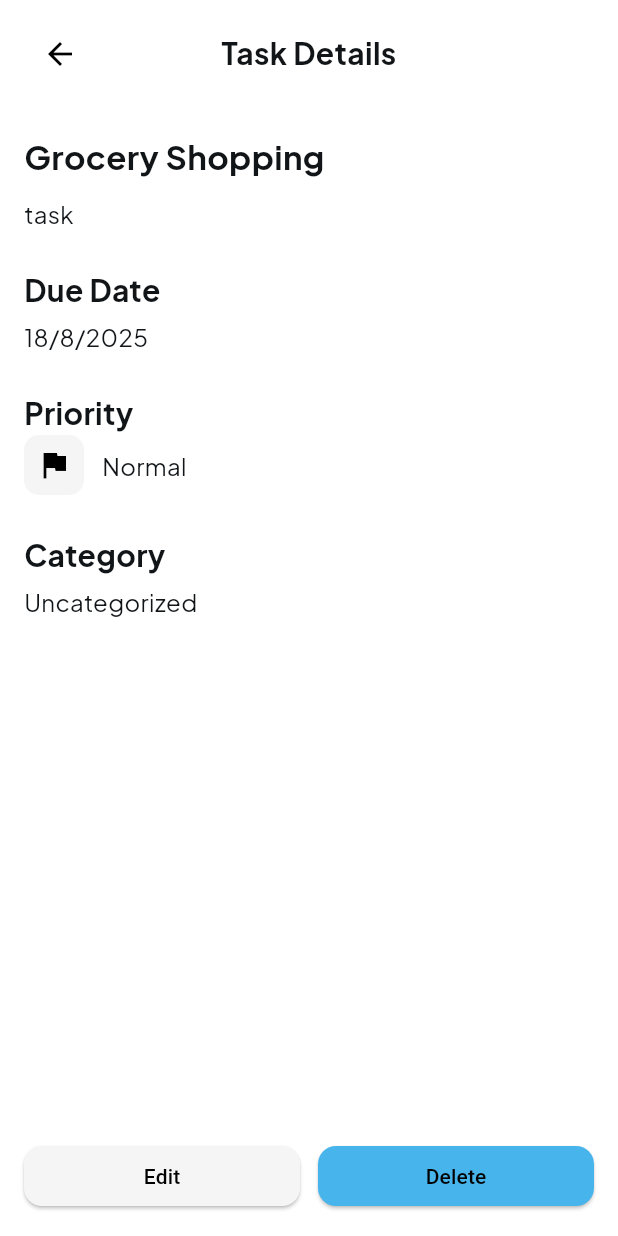
After one commit to AbdullahUsman07/Flutter-Internship, a Flutter app: the screen it shows after launch, after a tap on "Grocery Shopping", on a phone screen of 412 x 824 dp. The commit adds this screen. Run offline on Flutter 3.47's test engine with Material 3 defaults, Android fonts, the phone set to English and light mode, and no system bars; our stand-ins replace get, google_fonts.

Commit message:
feat: task details screen added

```diff
--- a/week_3/day_11/lib/controllers/task_controllers.dart
+++ b/week_3/day_11/lib/controllers/task_controllers.dart
@@ -110,6 +110,11 @@ class TaskController extends GetxController {
     categorizeTasks();
   }
 
+  void deleteTask(Task task) {
+    allTasks.remove(task);
+    categorizeTasks();
+  }
+
   bool isSameDate(DateTime a, DateTime b) {
     return a.year == b.year && a.month == b.month && a.day == b.day;
   }
--- /dev/null
+++ b/week_3/day_11/lib/screens/task_detail_screen.dart
@@ -0,0 +1,165 @@
+
+import 'package:day_11/controllers/task_controllers.dart';
+import 'package:day_11/models/task_model.dart';
+import 'package:day_11/utils/app_colors.dart';
+import 'package:day_11/utils/app_text_styles.dart';
+import 'package:flutter/material.dart';
+import 'package:get/get.dart';
+
+
+class TaskDetailScreen extends StatelessWidget {
+  final Task task;
+
+  const TaskDetailScreen({super.key, required this.task});
+
+  void delTask(){
+    final TaskController taskController = Get.find();
+    taskController.deleteTask(task);
+    Get.defaultDialog(
+      title: "",
+      middleText: "Task Deleted Successfully",
+      textConfirm: "OK",
+      confirmTextColor: Colors.white,
+      onConfirm: () {
+        Get.back(); // close dialog
+        Get.back(); // navigate back after deletion
+      },
+    );
+  }
+
+  @override
+  Widget build(BuildContext context) {
+    return Scaffold(
+      backgroundColor: AppColors.background,
+      body: SafeArea(
+        child: Column(
+          mainAxisAlignment: MainAxisAlignment.spaceBetween,
+          children: [
+            // Header
+            Padding(
+              padding: const EdgeInsets.symmetric(horizontal: 16, vertical: 12),
+              child: Row(
+                children: [
+                  IconButton(
+                    icon: const Icon(Icons.arrow_back, color: Colors.black),
+                    onPressed: () => Get.back(),
+                  ),
+                  Expanded(
+                    child: Text(
+                      "Task Details",
+                      style: AppTextStyles.subHeading,
+                      textAlign: TextAlign.center,
+                    ),
+                  ),
+                  const SizedBox(width: 48), // keep title centered
+                ],
+              ),
+            ),
+
+            // Task Info
+            Expanded(
+              child: SingleChildScrollView(
+                padding: const EdgeInsets.symmetric(horizontal: 16),
+                child: Column(
+                  crossAxisAlignment: CrossAxisAlignment.start,
+                  children: [
+
+                    const SizedBox(height: 16,),
+
+                    // Title
+                    Text(task.title,
+                        style: AppTextStyles.heading.copyWith(fontSize: 22)),
+                    const SizedBox(height: 12),
+
+                    // Description
+                      Text(task.description,
+                          style: AppTextStyles.body),
+
+                    const SizedBox(height: 26),
+
+                    // Due Date
+                    Text("Due Date", style: AppTextStyles.subHeading),
+                    const SizedBox(height: 5,),
+                    Text(
+                      "${task.dueDate.day}/${task.dueDate.month}/${task.dueDate.year}",
+                      style: AppTextStyles.body,
+                    ),
+
+                    const SizedBox(height: 26),
+
+                    // Priority
+                    Text("Priority", style: AppTextStyles.subHeading),
+                    Row(
+                      children: [
+                        Container(
+                          padding: const EdgeInsets.all(8),
+                          decoration: BoxDecoration(
+                            color: AppColors.surface,
+                            borderRadius: BorderRadius.circular(10),
+                          ),
+                          child: const Icon(Icons.flag, color: Colors.black),
+                        ),
+                        const SizedBox(width: 12),
+                        Text("Normal",
+                            style: AppTextStyles.body),
+                      ],
+                    ),
+
+                    const SizedBox(height: 26),
+
+                    // Category
+                    Text("Category", style: AppTextStyles.subHeading),
+                    const SizedBox(height: 5,),
+                    Text("Uncategorized",
+                        style: AppTextStyles.body),
+                  ],
+                ),
+              ),
+            ),
+
+            // Buttons
+            Padding(
+              padding: const EdgeInsets.all(16),
+              child: Row(
+                mainAxisAlignment: MainAxisAlignment.spaceBetween,
+                children: [
+                  Expanded(
+                    child: ElevatedButton(
+                      onPressed: () {
+                        // TODO: Navigate to edit task screen
+                      },
+                      style: ElevatedButton.styleFrom(
+                        backgroundColor: AppColors.surface,
+                        foregroundColor: Colors.black,
+                        shape: RoundedRectangleBorder(
+                          borderRadius: BorderRadius.circular(12),
+                        ),
+                      ),
+                      child: const Text("Edit"),
+                    ),
+                  ),
+                  const SizedBox(width: 12),
+                  Expanded(
+                    child: ElevatedButton(
+                      onPressed: () {
+                        delTask();
+                      },
+                      style: ElevatedButton.styleFrom(
+                        backgroundColor: AppColors.primary,
+                        foregroundColor: Colors.black,
+                        shape: RoundedRectangleBorder(
+                          borderRadius: BorderRadius.circular(12),
+                        ),
+                      ),
+                      child: const Text("Delete"),
+                    ),
+                  ),
+                ],
+              ),
+            ),
+          ],
+        ),
+      ),
+    );
+  }
+}
--- a/week_3/day_11/lib/utils/app_text_styles.dart
+++ b/week_3/day_11/lib/utils/app_text_styles.dart
@@ -6,6 +6,12 @@ import 'app_colors.dart';
 class AppTextStyles {
   static final TextStyle heading = GoogleFonts.plusJakartaSans(
     fontSize: 28,
+    fontWeight: FontWeight.bold,
+    color: AppColors.textDark,
+  );
+
+  static final TextStyle subHeading = GoogleFonts.plusJakartaSans(
+    fontSize: 20,
     fontWeight: FontWeight.bold,
     color: AppColors.textDark,
   );
--- a/week_3/day_11/lib/widgets/task_tile.dart
+++ b/week_3/day_11/lib/widgets/task_tile.dart
@@ -1,71 +1,6 @@
-// import 'package:flutter/material.dart';
-// import 'package:get/get.dart';
-// import '../models/task_model.dart';
-// import '../utils/app_colors.dart';
-// import '../utils/app_text_styles.dart';
 
-// class TaskTile extends StatelessWidget {
-//   final Task task;
-//   final VoidCallback? onChanged;
 
-//   const TaskTile({Key? key, required this.task, this.onChanged})
-//       : super(key: key);
-
-//   @override
-//   Widget build(BuildContext context) {
-//     return Obx(() => Container(
-//       padding: const EdgeInsets.symmetric(horizontal: 16, vertical: 12),
-//       margin: const EdgeInsets.only(bottom: 6),
-//       child: Row(
-//         mainAxisAlignment: MainAxisAlignment.spaceBetween,
-//         children: [
-//           Row(
-//             children: [
-//               Checkbox(
-//                 value: task.isCompleted.value,
-//                 onChanged: (_) => onChanged?.call(),
-//                 shape: RoundedRectangleBorder(
-//                   borderRadius: BorderRadius.circular(6),
-//                 ),
-//                 activeColor: AppColors.primary,
-//               ),
-//               const SizedBox(width: 12),
-//               Column(
-//                 crossAxisAlignment: CrossAxisAlignment.start,
-//                 children: [
-//                   Text(
-//                     task.title,
-//                     style: AppTextStyles.body.copyWith(
-//                       color: AppColors.textDark,
-//                       decoration: task.isCompleted.value
-//                           ? TextDecoration.lineThrough
-//                           : null,
-//                     ),
-//                   ),
-//                   Text(
-//                     task.dueDate,
-//                     style: AppTextStyles.body.copyWith(
-//                       color: AppColors.textLight,
-//                     ),
-//                   ),
-//                 ],
-//               ),
-//             ],
-//           ),
-//           Container(
-//             height: 10,
-//             width: 10,
-//             decoration: BoxDecoration(
-//               color: task.isCompleted.value ? Colors.grey : Colors.green,
-//               shape: BoxShape.circle,
-//             ),
-//           ),
-//         ],
-//       ),
-//     ));
-//   }
-// }
-
+import 'package:day_11/screens/task_detail_screen.dart';
 import 'package:flutter/material.dart';
 import 'package:get/get.dart';
 import '../models/task_model.dart';
@@ -101,13 +36,18 @@ class TaskTile extends StatelessWidget {
               Column(
                 crossAxisAlignment: CrossAxisAlignment.start,
                 children: [
-                  Obx(() => Text(
+                  Obx(() => GestureDetector(
+                        onTap: () {
+                          Navigator.push(context, MaterialPageRoute(builder: (context) => TaskDetailScreen(task: task)));
+                        },
+                        child: Text(
                           task.title,
                           style: AppTextStyles.body.copyWith(
                             color: AppColors.textDark,
                             decoration: task.isCompleted.value
                                 ? TextDecoration.lineThrough
                                 : null,
+                          ),
                         ),
                       )),
                       Text(
```
Lines whose indentation alone changed are shown as unchanged.
